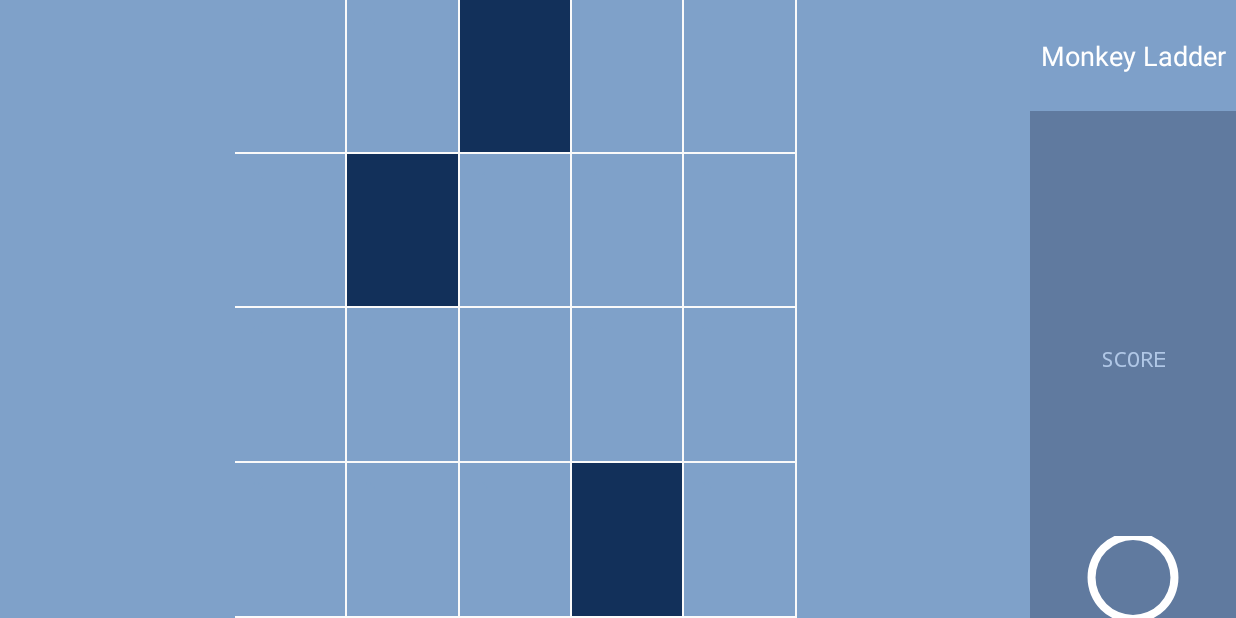
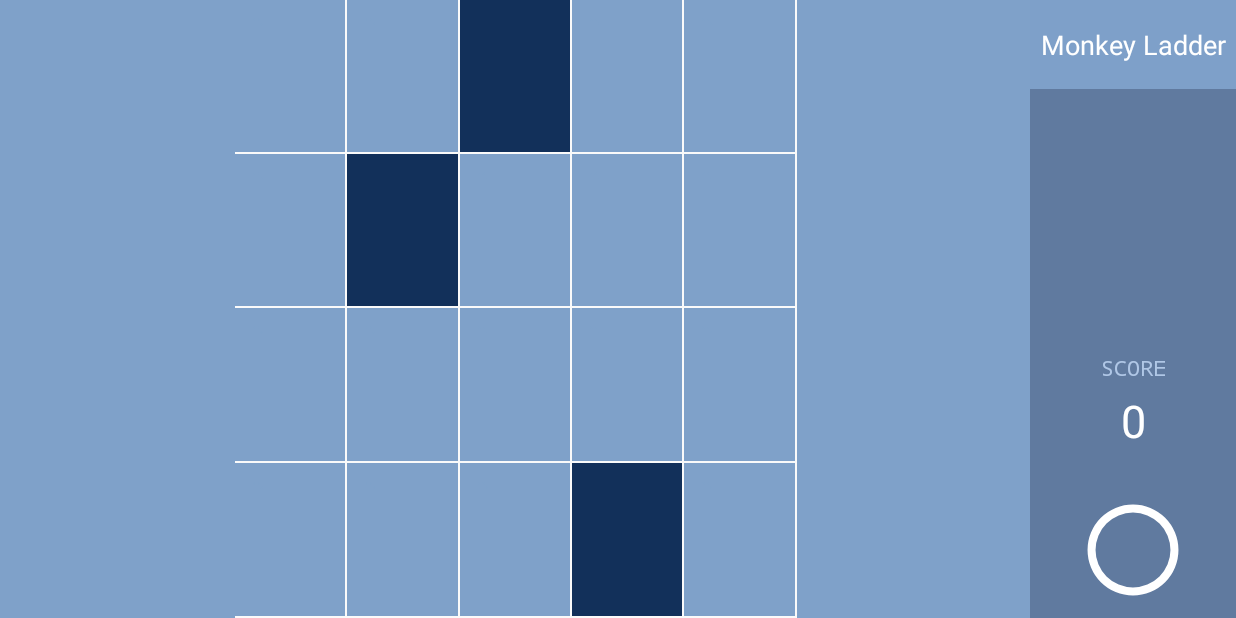
Before and after one commit to mahmadzadeh/monkey-ladder, an Android app: the screen it shows after launch (MainActivity), after a tap on an icon or button, on a phone screen of 824 x 412 dp (held sideways). Run offline under Robolectric (Android 15) with nearby library versions, the phone set to English and light mode, and no system bars.

Commit message:
Minor refactor

```diff
--- a/app/src/main/java/com/monkeyladder/game/MonkeyLadderGame.java
+++ b/app/src/main/java/com/monkeyladder/game/MonkeyLadderGame.java
@@ -1,6 +1,4 @@
 package com.monkeyladder.game;
-
-import android.util.Log;
 
 import java.util.ArrayList;
 import java.util.List;
@@ -57,19 +55,12 @@ public class MonkeyLadderGame {
     }
 
     public GameState updateGameState( UserInputEvaluationResult result ) {
-
-        Log.e( "MOnekyLadderGame " , "aAbout to update game state " + gameState );
-
         gameState.updateGameStateBasedOnResult( result );
-
-        Log.e( "MOnekyLadderGame " , "new Game state " + gameState );
 
         return gameState;
     }
 
     public void reset( ) {
-        Log.e( "MonekyLadderGame", "really resetting the game. Level "+ gameState.getLevel() );
-
         this.board = new Board( this.DEFAULT_BOARD_SIZE, nextTrialForLevel( gameState.getLevel() ) );
 
         resetUserSelectedLocations();
--- a/app/src/main/java/com/monkeyladder/ui/mainscreen/GameCountDownTimer.java
+++ b/app/src/main/java/com/monkeyladder/ui/mainscreen/GameCountDownTimer.java
@@ -1,7 +1,6 @@
 package com.monkeyladder.ui.mainscreen;
 
 import android.os.CountDownTimer;
-import android.util.Log;
 
 import com.monkeyladder.game.util.ProgressCounter;
 
@@ -13,7 +12,7 @@ public class GameCountDownTimer implements DisplayCountDownTimerContract {
 
     private final int oneTickDurationMillis;
     private final MainActivityPresenterContract presenter;
-    private final ProgressCounter counter;
+    private final ProgressCounter progressCounter;
     private int showTimeWindowLengthInMillis;
     private CountDownTimer timer;
 
@@ -23,8 +22,7 @@ public class GameCountDownTimer implements DisplayCountDownTimerContract {
         this.presenter = presenter;
         this.showTimeWindowLengthInMillis = showTimeWindowLengthInMillis;
         this.oneTickDurationMillis = oneTickDurationMillis;
-        this.counter = new ProgressCounter( showTimeWindowLengthInMillis, oneTickDurationMillis );
-        ;
+        this.progressCounter = new ProgressCounter( showTimeWindowLengthInMillis, oneTickDurationMillis );
     }
 
     public static GameCountDownTimer INSTANCE( MainActivityPresenterContract presenter,
@@ -48,13 +46,12 @@ public class GameCountDownTimer implements DisplayCountDownTimerContract {
 
     @Override
     public void onTick( long millisUntilFinished ) {
-        presenter.setDisplayGameBoardProgress( counter.getNextProgressPercentage() );
+        presenter.setDisplayGameBoardProgress( progressCounter.getNextProgressPercentage() );
     }
 
     @Override
     public void onFinish( ) {
-        Log.e( "GameCountDownTimer", "One done done!!!!!!" );
-        counter.reset();
+        progressCounter.reset();
         presenter.onDisplayTimerFinish();
     }
 
--- a/app/src/main/java/com/monkeyladder/ui/mainscreen/MainActivity.java
+++ b/app/src/main/java/com/monkeyladder/ui/mainscreen/MainActivity.java
@@ -126,7 +126,7 @@ public class MainActivity extends AppCompatActivity implements MainActivityViewC
                 .orElseThrow( ( ) -> new IllegalStateException( "Unable to find the mapping for resource " +
                         "identified by id " + id ) );
 
-        presenter.addSelectedLocation( location );
+        presenter.collectSelectedLocation( location );
     }
 
     /**
--- a/app/src/main/java/com/monkeyladder/ui/mainscreen/MainActivityPresenter.java
+++ b/app/src/main/java/com/monkeyladder/ui/mainscreen/MainActivityPresenter.java
@@ -1,12 +1,9 @@
 package com.monkeyladder.ui.mainscreen;
-
-import android.util.Log;
 
 import com.monkeyladder.game.Location;
 import com.monkeyladder.game.UserInputEvaluationResult;
 
 import java.util.ArrayList;
-import java.util.Collections;
 import java.util.List;
 
 class MainActivityPresenter implements MainActivityPresenterContract {
@@ -26,28 +23,12 @@ class MainActivityPresenter implements MainActivityPresenterContract {
     }
 
     @Override
-    public void addSelectedLocation( Location location ) {
-        Log.e( "MainActivityPresenter", "Registering user input location clicked -> " + location );
+    public void collectSelectedLocation( Location location ) {
         model.addSelectedLocation( location );
 
         if ( model.hasCollectedEnoughUserInput() ) {
-
-            Log.e( "MainActivityPresenter", ">>>>Have enough input collected  -> " + location );
             handleActionsForEndOfOneRound();
         }
-    }
-
-    @Override
-    public List<Location> getSelectedLocations( ) {
-        return Collections.unmodifiableList( this.selectedLocations );
-    }
-
-    @Override
-    public List<LocationData> getCurrentBoard( ) {
-
-        List<LocationData> cellsThatAreSet = model.getCellsThatAreSet();
-
-        return cellsThatAreSet;
     }
 
     @Override
@@ -71,7 +52,7 @@ class MainActivityPresenter implements MainActivityPresenterContract {
 
         view.displayBoard( model.getCellsThatAreSet() );
 
-        this.startDisplayTimer();
+        startDisplayTimer();
     }
 
     private void handleActionsForEndOfOneRound( ) {
--- a/app/src/main/java/com/monkeyladder/ui/mainscreen/MainActivityPresenterContract.java
+++ b/app/src/main/java/com/monkeyladder/ui/mainscreen/MainActivityPresenterContract.java
@@ -6,11 +6,7 @@ import java.util.List;
 
 public interface MainActivityPresenterContract {
 
-    void addSelectedLocation( Location location );
-
-    List<Location> getSelectedLocations( );
-
-    List<LocationData> getCurrentBoard( );
+    void collectSelectedLocation( Location location );
 
     void setDisplayGameBoardProgress( int formatTime );
 
--- a/app/src/main/res/layout/content_main.xml
+++ b/app/src/main/res/layout/content_main.xml
@@ -485,7 +485,7 @@
             android:id="@+id/gameNameLayout"
             android:layout_width="match_parent"
             android:layout_height="match_parent"
-            android:layout_weight="1.25"
+            android:layout_weight="1.1"
             android:background="#7EA0C9"
             android:orientation="vertical">
 
@@ -504,7 +504,7 @@
             android:id="@+id/timeSectionLayout"
             android:layout_width="match_parent"
             android:layout_height="match_parent"
-            android:layout_weight="1"
+            android:layout_weight=".75"
             android:background="#607A9F"
             android:orientation="vertical">
 
@@ -543,7 +543,7 @@
                 android:layout_height="wrap_content"
                 android:layout_weight="2.7"
                 android:gravity="top|center_horizontal"
-
+                android:text="@string/zeroScore"
                 android:textColor="#FFFFFF"
                 android:textSize="30sp" />
         </LinearLayout>
@@ -552,7 +552,7 @@
             android:id="@+id/progressBarLayout"
             android:layout_width="match_parent"
             android:layout_height="match_parent"
-            android:layout_weight="1.32"
+            android:layout_weight="1"
             android:background="#607A9F"
             android:orientation="vertical">
 
--- a/app/src/main/res/values/strings.xml
+++ b/app/src/main/res/values/strings.xml
@@ -6,4 +6,5 @@
     <string name="scoreHeaderText">SCORE</string>
     <string name="score">0</string>
     <string name="monkeyLadder">Monkey Ladder</string>
+    <string name="zeroScore">0</string>
 </resources>
```
